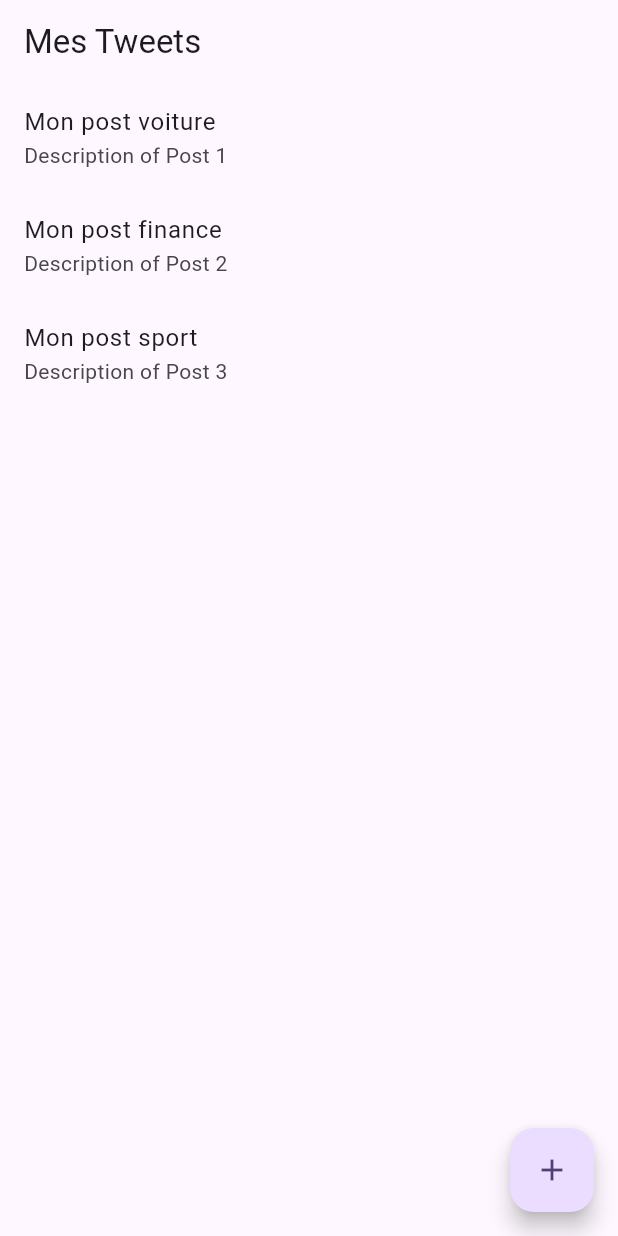
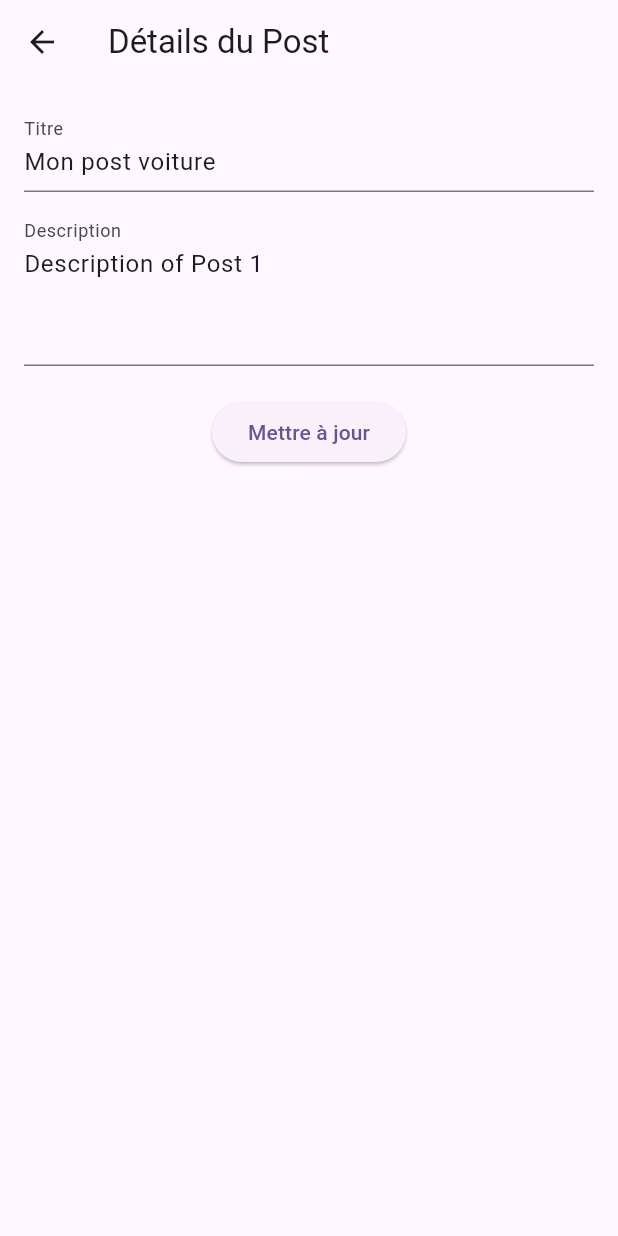
Before and after one commit to kilianalvs/tp_flutter_5al, a Flutter app: the screen it shows after launch, after a tap on "Mon post voiture", on a phone screen of 412 x 824 dp. Run offline on Flutter 3.47's test engine with Material 3 defaults, Android fonts, the phone set to English and light mode, and no system bars; our stand-ins replace flutter_bloc.

Commit message:
finish commit

```diff
--- a/lib/main.dart
+++ b/lib/main.dart
@@ -1,8 +1,7 @@
 import 'package:flutter/material.dart';
 import 'package:flutter_bloc/flutter_bloc.dart';
-import 'package:tp_flutter_5al/screens/home_screen.dart';
 import '../blocs/posts_bloc.dart';
-
+import 'screens/home_screen.dart';
 
 void main() {
   runApp(const MyApp());
@@ -13,16 +12,15 @@ class MyApp extends StatelessWidget {
 
   @override
   Widget build(BuildContext context) {
-    return MaterialApp(
-      title: 'Flutter Demo',
-      theme: ThemeData(
-        colorScheme: ColorScheme.fromSeed(seedColor: Colors.deepPurple),
-        useMaterial3: true,
-      ),
-
-      home: BlocProvider(
-        create: (context) => PostsBloc()..add(LoadPosts()),
-        child: const HomeScreen(),
+    return BlocProvider(
+      create: (context) => PostsBloc()..add(LoadPosts()),
+      child: MaterialApp(
+        title: 'TP Flutter',
+        theme: ThemeData(
+          colorScheme: ColorScheme.fromSeed(seedColor: Colors.deepPurple),
+          useMaterial3: true,
+        ),
+        home: const HomeScreen(),
       ),
     );
   }
--- a/lib/models/post.dart
+++ b/lib/models/post.dart
@@ -4,14 +4,6 @@ class Post {
   final String description;
 
   Post({required this.id, required this.title, required this.description});
-
-  factory Post.fromFirestore(Map<String, dynamic> json) {
-    return Post(
-      id: json['id'],
-      title: json['title'],
-      description: json['description'],
-    );
-  }
 
   Map<String, dynamic> toMap() {
     return {
--- /dev/null
+++ b/lib/screens/detail_post_screen.dart
@@ -0,0 +1,61 @@
+import 'package:flutter/material.dart';
+import 'package:flutter_bloc/flutter_bloc.dart';
+import '../blocs/posts_bloc.dart';
+import '../models/post.dart';
+
+class DetailScreen extends StatefulWidget {
+  final Post post;
+  const DetailScreen({super.key, required this.post});
+
+  @override
+  State<DetailScreen> createState() => _DetailScreenState();
+}
+
+class _DetailScreenState extends State<DetailScreen> {
+  late TextEditingController _titleController;
+  late TextEditingController _descriptionController;
+
+  @override
+  void initState() {
+    _titleController = TextEditingController(text: widget.post.title);
+    _descriptionController = TextEditingController(text: widget.post.description);
+    super.initState();
+  }
+
+  @override
+  Widget build(BuildContext context) {
+    return Scaffold(
+      appBar: AppBar(title: const Text('Détails du Post')),
+      body: Padding(
+        padding: const EdgeInsets.all(16.0),
+        child: Column(
+          children: [
+            TextField(
+              controller: _titleController,
+              decoration: const InputDecoration(labelText: 'Titre'),
+            ),
+            const SizedBox(height: 12),
+            TextField(
+              controller: _descriptionController,
+              decoration: const InputDecoration(labelText: 'Description'),
+              maxLines: 3,
+            ),
+            const SizedBox(height: 20),
+            ElevatedButton(
+              onPressed: () {
+                final updatedPost = Post(
+                  id: widget.post.id,
+                  title: _titleController.text,
+                  description: _descriptionController.text,
+                );
+                context.read<PostsBloc>().add(UpdatePost(updatedPost));
+                Navigator.pop(context);
+              },
+              child: const Text('Mettre à jour'),
+            ),
+          ],
+        ),
+      ),
+    );
+  }
+}
--- a/lib/screens/home_screen.dart
+++ b/lib/screens/home_screen.dart
@@ -1,6 +1,8 @@
 import 'package:flutter/material.dart';
 import 'package:flutter_bloc/flutter_bloc.dart';
+import 'package:tp_flutter_5al/screens/detail_post_screen.dart';
 import '../blocs/posts_bloc.dart';
+import 'create_post_screen.dart';
 
 class HomeScreen extends StatelessWidget {
   const HomeScreen({super.key});
@@ -8,14 +10,14 @@ class HomeScreen extends StatelessWidget {
   @override
   Widget build(BuildContext context) {
     return Scaffold(
-      appBar: AppBar(title: const Text('Mes Tweets')),
+      appBar: AppBar(title: const Text('Mes Posts')),
       body: BlocBuilder<PostsBloc, PostsState>(
         builder: (context, state) {
           if (state is PostsLoading) {
             return const Center(child: CircularProgressIndicator());
           } else if (state is PostsLoaded) {
             if (state.posts.isEmpty) {
-              return const Center(child: Text('Pas de tweets'));
+              return const Center(child: Text('Pas de posts disponibles.'));
             }
             return ListView.builder(
               itemCount: state.posts.length,
@@ -25,21 +27,29 @@ class HomeScreen extends StatelessWidget {
                   title: Text(post.title),
                   subtitle: Text(post.description),
                   onTap: () {
-                    // Navigate to detail page
+                    Navigator.push(
+                      context,
+                      MaterialPageRoute(
+                        builder: (context) => DetailScreen(post: post),
+                      ),
+                    );
                   },
                 );
               },
             );
           } else {
-            return const Center(child: Text('Error loading posts'));
+            return const Center(child: Text('Erreur lors du chargement des posts.'));
           }
         },
       ),
       floatingActionButton: FloatingActionButton(
         onPressed: () {
-          // Navigate to create post page
+          Navigator.push(
+            context,
+            MaterialPageRoute(builder: (context) => const CreatePostScreen()),
+          );
         },
-        child: Icon(Icons.add),
+        child: const Icon(Icons.add),
       ),
     );
   }
```
Also changed, not shown: lib/screens/create_post_screen.dart (added, +48 -0 lines).
